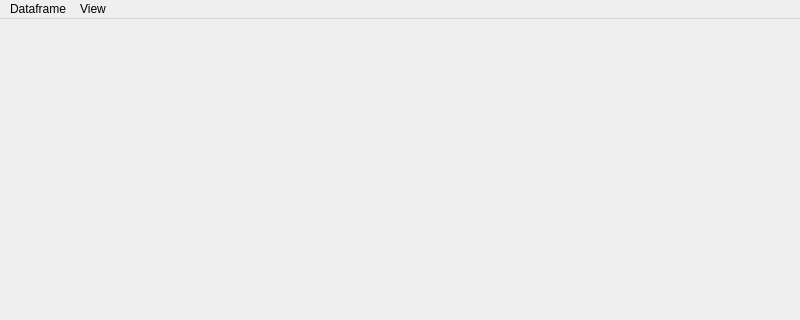
Before: the Qt Designer form project_manager/project_browser/ui_files/mainwindow.ui in kushalkolar/MESmerize, drawn with Qt 5; both pictures show x 0 to 800 and y 0 to 320 of the 800 by 600 pixel window.
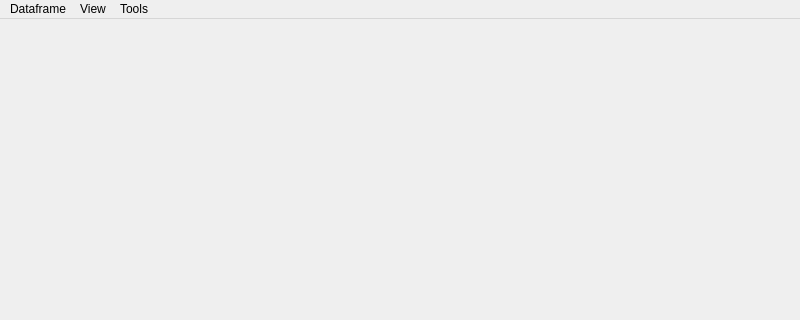
After: the same form once the commit is applied.

Patch:
```diff
--- a/project_manager/project_browser/ui_files/mainwindow.ui
+++ b/project_manager/project_browser/ui_files/mainwindow.ui
@@ -60,8 +60,15 @@
     <addaction name="separator"/>
     <addaction name="actionConsole"/>
    </widget>
+   <widget class="QMenu" name="menuTools">
+    <property name="title">
+     <string>Tools</string>
+    </property>
+    <addaction name="actionLink_viewers"/>
+   </widget>
    <addaction name="menuDataframe"/>
    <addaction name="menuView"/>
+   <addaction name="menuTools"/>
   </widget>
   <widget class="QStatusBar" name="statusbar"/>
   <widget class="QDockWidget" name="dockConsole">
```
Left out of the diff: 5 changed lines with no effect on the pictures.
